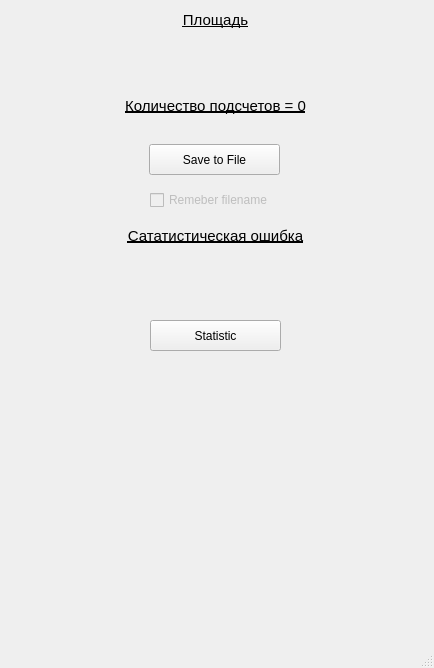
lynxr/InterMetr, file postoperations.ui: the form before one commit.
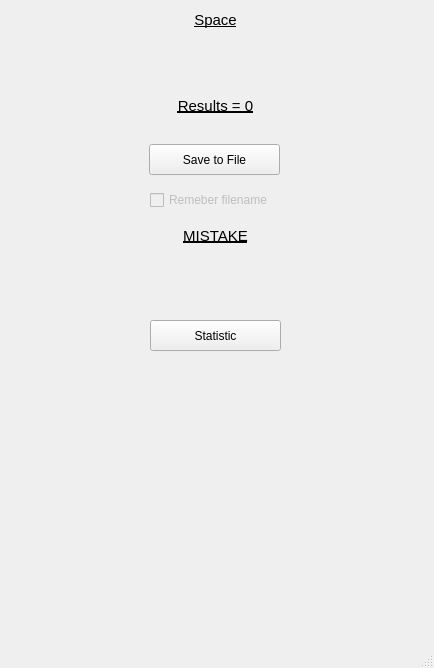
The form after the commit.

What changed in the file:
```diff
--- a/postoperations.ui
+++ b/postoperations.ui
@@ -30,7 +30,7 @@
      </font>
     </property>
     <property name="text">
-     <string>Площадь</string>
+     <string>Space</string>
     </property>
     <property name="scaledContents">
      <bool>false</bool>
@@ -108,7 +108,7 @@
      </font>
     </property>
     <property name="text">
-     <string>Количество подсчетов = 0</string>
+     <string>Results = 0</string>
     </property>
     <property name="scaledContents">
      <bool>false</bool>
@@ -149,7 +149,7 @@
      </font>
     </property>
     <property name="text">
-     <string>Сататистическая ошибка</string>
+     <string>MISTAKE</string>
     </property>
     <property name="scaledContents">
      <bool>false</bool>
```
